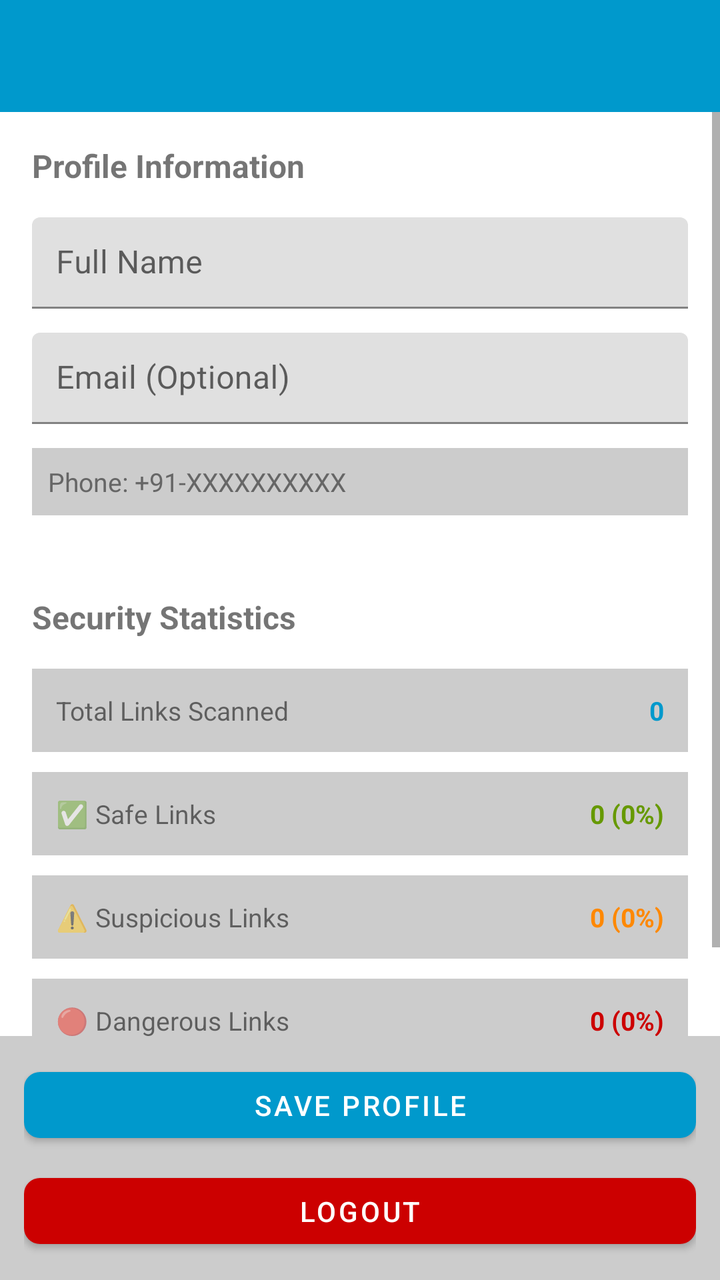
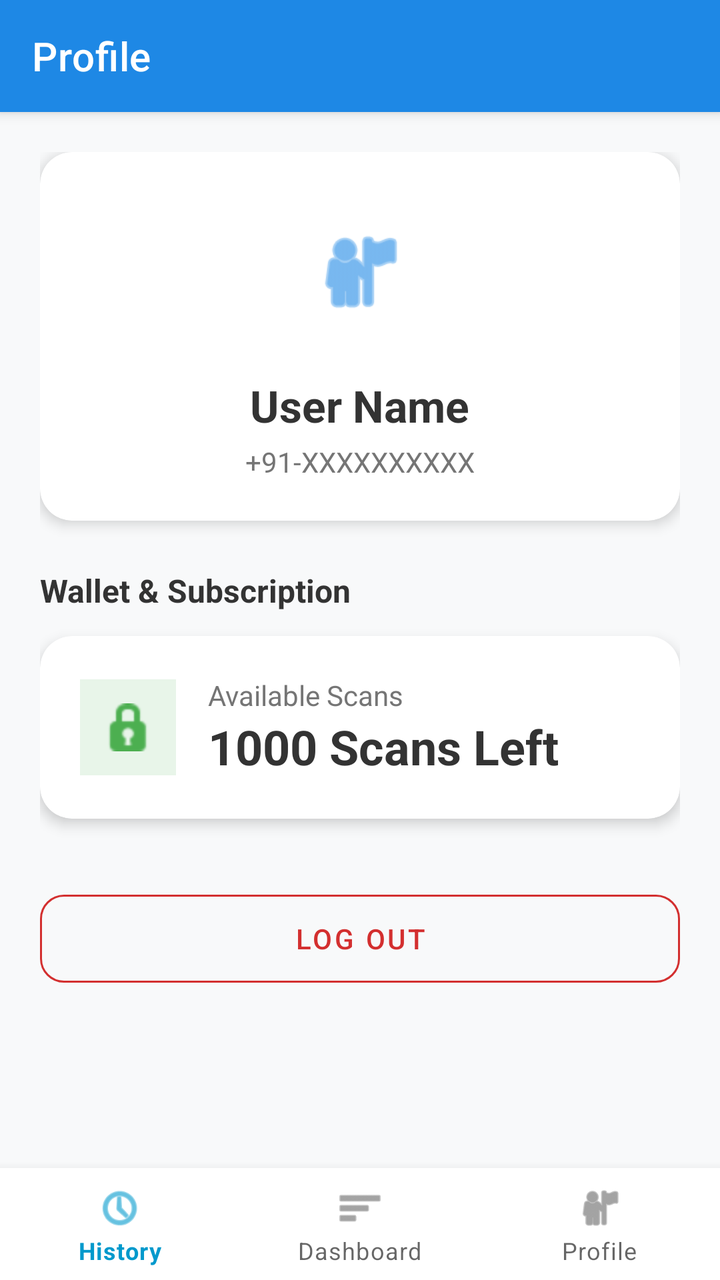

Compare the two renders of this Android layout. The source of the first and the diff that turns it into the second are given below.
<!-- AndroidManifest.xml: activity theme Theme.TrustShield -->
<!-- res/layout/activity_profile.xml -->
<?xml version="1.0" encoding="utf-8"?>
<LinearLayout xmlns:android="http://schemas.android.com/apk/res/android"
    xmlns:app="http://schemas.android.com/apk/res-auto"
    android:layout_width="match_parent"
    android:layout_height="match_parent"
    android:orientation="vertical"
    android:background="@android:color/white">

    <androidx.appcompat.widget.Toolbar
        android:id="@+id/toolbar"
        android:layout_width="match_parent"
        android:layout_height="?attr/actionBarSize"
        android:background="@android:color/holo_blue_dark"
        app:titleTextColor="@android:color/white" />

    <ProgressBar
        android:id="@+id/progress_bar"
        android:layout_width="wrap_content"
        android:layout_height="wrap_content"
        android:layout_gravity="center"
        android:visibility="gone" />

    <ScrollView
        android:layout_width="match_parent"
        android:layout_height="0dp"
        android:layout_weight="1">

        <LinearLayout
            android:layout_width="match_parent"
            android:layout_height="wrap_content"
            android:orientation="vertical"
            android:padding="16dp">

            
            <TextView
                android:layout_width="match_parent"
                android:layout_height="wrap_content"
                android:text="Profile Information"
                android:textSize="16sp"
                android:textStyle="bold"
                android:layout_marginBottom="15dp" />

            <com.google.android.material.textfield.TextInputLayout
                android:layout_width="match_parent"
                android:layout_height="wrap_content"
                android:layout_marginBottom="12dp"
                android:hint="Full Name">

                <com.google.android.material.textfield.TextInputEditText
                    android:id="@+id/et_name"
                    android:layout_width="match_parent"
                    android:layout_height="wrap_content"
                    android:inputType="text"
                    android:padding="12dp" />

            </com.google.android.material.textfield.TextInputLayout>

            <com.google.android.material.textfield.TextInputLayout
                android:layout_width="match_parent"
                android:layout_height="wrap_content"
                android:layout_marginBottom="12dp"
                android:hint="Email (Optional)">

                <com.google.android.material.textfield.TextInputEditText
                    android:id="@+id/et_email"
                    android:layout_width="match_parent"
                    android:layout_height="wrap_content"
                    android:inputType="textEmailAddress"
                    android:padding="12dp" />

            </com.google.android.material.textfield.TextInputLayout>

            <TextView
                android:id="@+id/tv_phone"
                android:layout_width="match_parent"
                android:layout_height="wrap_content"
                android:text="Phone: +91-XXXXXXXXXX"
                android:textSize="13sp"
                android:textColor="@color/darker_gray"
                android:padding="8dp"
                android:layout_marginBottom="20dp"
                android:background="@color/lighter_gray" />

            
            <TextView
                android:layout_width="match_parent"
                android:layout_height="wrap_content"
                android:text="Security Statistics"
                android:textSize="16sp"
                android:textStyle="bold"
                android:layout_marginBottom="15dp"
                android:layout_marginTop="20dp" />

            
            <LinearLayout
                android:layout_width="match_parent"
                android:layout_height="wrap_content"
                android:orientation="horizontal"
                android:padding="12dp"
                android:background="@color/lighter_gray"
                android:layout_marginBottom="10dp">

                <TextView
                    android:layout_width="0dp"
                    android:layout_height="wrap_content"
                    android:layout_weight="1"
                    android:text="Total Links Scanned"
                    android:textSize="13sp" />

                <TextView
                    android:id="@+id/tv_total_scans"
                    android:layout_width="wrap_content"
                    android:layout_height="wrap_content"
                    android:text="0"
                    android:textSize="13sp"
                    android:textStyle="bold"
                    android:textColor="@android:color/holo_blue_dark" />

            </LinearLayout>

            
            <LinearLayout
                android:layout_width="match_parent"
                android:layout_height="wrap_content"
                android:orientation="horizontal"
                android:padding="12dp"
                android:background="@color/lighter_gray"
                android:layout_marginBottom="10dp">

                <TextView
                    android:layout_width="0dp"
                    android:layout_height="wrap_content"
                    android:layout_weight="1"
                    android:text="✅ Safe Links"
                    android:textSize="13sp" />

                <TextView
                    android:id="@+id/tv_safe_links"
                    android:layout_width="wrap_content"
                    android:layout_height="wrap_content"
                    android:text="0 (0%)"
                    android:textSize="13sp"
                    android:textStyle="bold"
                    android:textColor="@android:color/holo_green_dark" />

            </LinearLayout>

            
            <LinearLayout
                android:layout_width="match_parent"
                android:layout_height="wrap_content"
                android:orientation="horizontal"
                android:padding="12dp"
                android:background="@color/lighter_gray"
                android:layout_marginBottom="10dp">

                <TextView
                    android:layout_width="0dp"
                    android:layout_height="wrap_content"
                    android:layout_weight="1"
                    android:text="⚠️ Suspicious Links"
                    android:textSize="13sp" />

                <TextView
                    android:id="@+id/tv_suspicious_links"
                    android:layout_width="wrap_content"
                    android:layout_height="wrap_content"
                    android:text="0 (0%)"
                    android:textSize="13sp"
                    android:textStyle="bold"
                    android:textColor="@android:color/holo_orange_dark" />

            </LinearLayout>

            
            <LinearLayout
                android:layout_width="match_parent"
                android:layout_height="wrap_content"
                android:orientation="horizontal"
                android:padding="12dp"
                android:background="@color/lighter_gray"
                android:layout_marginBottom="20dp">

                <TextView
                    android:layout_width="0dp"
                    android:layout_height="wrap_content"
                    android:layout_weight="1"
                    android:text="🔴 Dangerous Links"
                    android:textSize="13sp" />

                <TextView
                    android:id="@+id/tv_dangerous_links"
                    android:layout_width="wrap_content"
                    android:layout_height="wrap_content"
                    android:text="0 (0%)"
                    android:textSize="13sp"
                    android:textStyle="bold"
                    android:textColor="@android:color/holo_red_dark" />

            </LinearLayout>

        </LinearLayout>

    </ScrollView>

    
    <LinearLayout
        android:layout_width="match_parent"
        android:layout_height="wrap_content"
        android:orientation="vertical"
        android:padding="12dp"
        android:background="@color/lighter_gray">

        <com.google.android.material.button.MaterialButton
            android:id="@+id/btn_save_profile"
            android:layout_width="match_parent"
            android:layout_height="45dp"
            android:text="Save Profile"
            android:textSize="14sp"
            android:layout_marginBottom="8dp"
            app:cornerRadius="8dp"
            app:backgroundTint="@android:color/holo_blue_dark" />

        <com.google.android.material.button.MaterialButton
            android:id="@+id/btn_logout"
            android:layout_width="match_parent"
            android:layout_height="45dp"
            android:text="Logout"
            android:textSize="14sp"
            app:cornerRadius="8dp"
            app:backgroundTint="@android:color/holo_red_dark" />

    </LinearLayout>

</LinearLayout>
<!-- resources referenced by this layout -->
<resources>
  <color name="darker_gray">#FF666666</color>
  <color name="lighter_gray">#FFCCCCCC</color>
  <style name="Theme.TrustShield" parent="Theme.MaterialComponents.Light.NoActionBar">
          <item name="colorPrimary">@android:color/holo_blue_dark</item>
          <item name="colorPrimaryVariant">@android:color/holo_blue_dark</item>
          <item name="colorSecondary">@android:color/holo_blue_bright</item>
          <item name="colorSecondaryVariant">@android:color/holo_blue_bright</item>
          <item name="colorError">#B00020</item>
          <item name="colorSurface">#FFFFFF</item>
          <item name="colorOnPrimary">#FFFFFF</item>
          <item name="colorOnSecondary">#FFFFFF</item>
          <item name="colorOnError">#FFFFFF</item>
          <item name="colorOnSurface">#000000</item>
      </style>
</resources>

<!-- the commit's change to res/layout/activity_profile.xml (unified diff, before → after) -->
@@ -1,235 +1,179 @@
 <?xml version="1.0" encoding="utf-8"?>
-<LinearLayout xmlns:android="http://schemas.android.com/apk/res/android"
+<androidx.coordinatorlayout.widget.CoordinatorLayout xmlns:android="http://schemas.android.com/apk/res/android"
     xmlns:app="http://schemas.android.com/apk/res-auto"
     android:layout_width="match_parent"
     android:layout_height="match_parent"
-    android:orientation="vertical"
-    android:background="@android:color/white">
+    android:background="#F8F9FA">
 
-    <androidx.appcompat.widget.Toolbar
-        android:id="@+id/toolbar"
+    <com.google.android.material.appbar.AppBarLayout
         android:layout_width="match_parent"
-        android:layout_height="?attr/actionBarSize"
-        android:background="@android:color/holo_blue_dark"
-        app:titleTextColor="@android:color/white" />
+        android:layout_height="wrap_content"
+        android:background="#1E88E5">
 
-    <ProgressBar
-        android:id="@+id/progress_bar"
-        android:layout_width="wrap_content"
-        android:layout_height="wrap_content"
-        android:layout_gravity="center"
-        android:visibility="gone" />
+        <androidx.appcompat.widget.Toolbar
+            android:id="@+id/toolbar"
+            android:layout_width="match_parent"
+            android:layout_height="?attr/actionBarSize"
+            app:title="Profile"
+            app:titleTextColor="@android:color/white" />
+    </com.google.android.material.appbar.AppBarLayout>
 
     <ScrollView
         android:layout_width="match_parent"
-        android:layout_height="0dp"
-        android:layout_weight="1">
+        android:layout_height="match_parent"
+        app:layout_behavior="@string/appbar_scrolling_view_behavior">
 
         <LinearLayout
             android:layout_width="match_parent"
             android:layout_height="wrap_content"
             android:orientation="vertical"
-            android:padding="16dp">
+            android:padding="20dp"
+            android:paddingBottom="100dp">
+
+            
+            <com.google.android.material.card.MaterialCardView
+                android:layout_width="match_parent"
+                android:layout_height="wrap_content"
+                android:layout_marginBottom="24dp"
+                app:cardCornerRadius="16dp"
+                app:cardElevation="4dp"
+                app:cardBackgroundColor="@android:color/white">
+
+                <LinearLayout
+                    android:layout_width="match_parent"
+                    android:layout_height="wrap_content"
+                    android:orientation="vertical"
+                    android:padding="20dp"
+                    android:gravity="center">
+
+                    <ImageView
+                        android:layout_width="80dp"
+                        android:layout_height="80dp"
+                        android:src="@android:drawable/ic_menu_myplaces"
+                        app:tint="#1E88E5"
+                        android:padding="16dp" />
+
+                    <TextView
+                        android:id="@+id/tv_name"
+                        android:layout_width="wrap_content"
+                        android:layout_height="wrap_content"
+                        android:text="User Name"
+                        android:textSize="22sp"
+                        android:textStyle="bold"
+                        android:textColor="#333333"
+                        android:layout_marginTop="12dp" />
+
+                    <TextView
+                        android:id="@+id/tv_phone"
+                        android:layout_width="wrap_content"
+                        android:layout_height="wrap_content"
+                        android:text="+91-XXXXXXXXXX"
+                        android:textSize="14sp"
+                        android:textColor="#757575"
+                        android:layout_marginTop="4dp" />
+                </LinearLayout>
+            </com.google.android.material.card.MaterialCardView>
 
             
             <TextView
                 android:layout_width="match_parent"
                 android:layout_height="wrap_content"
-                android:text="Profile Information"
+                android:text="Wallet &amp; Subscription"
                 android:textSize="16sp"
                 android:textStyle="bold"
-                android:layout_marginBottom="15dp" />
+                android:textColor="#333333"
+                android:layout_marginBottom="12dp" />
 
-            <com.google.android.material.textfield.TextInputLayout
+            <com.google.android.material.card.MaterialCardView
                 android:layout_width="match_parent"
                 android:layout_height="wrap_content"
-                android:layout_marginBottom="12dp"
-                android:hint="Full Name">
+                android:layout_marginBottom="32dp"
+                app:cardCornerRadius="16dp"
+                app:cardElevation="4dp"
+                app:cardBackgroundColor="@android:color/white">
 
-                <com.google.android.material.textfield.TextInputEditText
-                    android:id="@+id/et_name"
+                <LinearLayout
                     android:layout_width="match_parent"
                     android:layout_height="wrap_content"
-                    android:inputType="text"
-                    android:padding="12dp" />
-
-            </com.google.android.material.textfield.TextInputLayout>
-
-            <com.google.android.material.textfield.TextInputLayout
-                android:layout_width="match_parent"
-                android:layout_height="wrap_content"
-                android:layout_marginBottom="12dp"
-                android:hint="Email (Optional)">
-
-                <com.google.android.material.textfield.TextInputEditText
-                    android:id="@+id/et_email"
-                    android:layout_width="match_parent"
-                    android:layout_height="wrap_content"
-                    android:inputType="textEmailAddress"
-                    android:padding="12dp" />
-
-            </com.google.android.material.textfield.TextInputLayout>
-
-            <TextView
-                android:id="@+id/tv_phone"
-                android:layout_width="match_parent"
-                android:layout_height="wrap_content"
-                android:text="Phone: +91-XXXXXXXXXX"
-                android:textSize="13sp"
-                android:textColor="@color/darker_gray"
-                android:padding="8dp"
-                android:layout_marginBottom="20dp"
-                android:background="@color/lighter_gray" />
+                    android:orientation="horizontal"
+                    android:gravity="center_vertical"
+                    android:padding="20dp">
+                    
+                    <ImageView
+                        android:layout_width="48dp"
+                        android:layout_height="48dp"
+                        android:src="@android:drawable/ic_secure"
+                        app:tint="#4CAF50"
+                        android:background="#E8F5E9"
+                        android:padding="12dp" />
+                        
+                    <LinearLayout
+                        android:layout_width="0dp"
+                        android:layout_height="wrap_content"
+                        android:layout_weight="1"
+                        android:layout_marginStart="16dp"
+                        android:orientation="vertical">
+                        
+                        <TextView
+                            android:layout_width="wrap_content"
+                            android:layout_height="wrap_content"
+                            android:text="Available Scans"
+                            android:textSize="14sp"
+                            android:textColor="#757575" />
+                            
+                        <TextView
+                            android:id="@+id/tv_wallet_balance"
+                            android:layout_width="wrap_content"
+                            android:layout_height="wrap_content"
+                            android:text="1000 Scans Left"
+                            android:textSize="24sp"
+                            android:textStyle="bold"
+                            android:textColor="#333333" />
+                    </LinearLayout>
+                </LinearLayout>
+            </com.google.android.material.card.MaterialCardView>
 
             
-            <TextView
+            <com.google.android.material.button.MaterialButton
+                android:id="@+id/btn_logout"
+                style="@style/Widget.MaterialComponents.Button.OutlinedButton"
                 android:layout_width="match_parent"
-                android:layout_height="wrap_content"
-                android:text="Security Statistics"
-                android:textSize="16sp"
-                android:textStyle="bold"
-                android:layout_marginBottom="15dp"
-                android:layout_marginTop="20dp" />
-
-            
-            <LinearLayout
-                android:layout_width="match_parent"
-                android:layout_height="wrap_content"
-                android:orientation="horizontal"
-                android:padding="12dp"
-                android:background="@color/lighter_gray"
-                android:layout_marginBottom="10dp">
-
-                <TextView
-                    android:layout_width="0dp"
-                    android:layout_height="wrap_content"
-                    android:layout_weight="1"
-                    android:text="Total Links Scanned"
-                    android:textSize="13sp" />
-
-                <TextView
-                    android:id="@+id/tv_total_scans"
-                    android:layout_width="wrap_content"
-                    android:layout_height="wrap_content"
-                    android:text="0"
-                    android:textSize="13sp"
-                    android:textStyle="bold"
-                    android:textColor="@android:color/holo_blue_dark" />
-
-            </LinearLayout>
-
-            
-            <LinearLayout
-                android:layout_width="match_parent"
-                android:layout_height="wrap_content"
-                android:orientation="horizontal"
-                android:padding="12dp"
-                android:background="@color/lighter_gray"
-                android:layout_marginBottom="10dp">
-
-                <TextView
-                    android:layout_width="0dp"
-                    android:layout_height="wrap_content"
-                    android:layout_weight="1"
-                    android:text="✅ Safe Links"
-                    android:textSize="13sp" />
-
-                <TextView
-                    android:id="@+id/tv_safe_links"
-                    android:layout_width="wrap_content"
-                    android:layout_height="wrap_content"
-                    android:text="0 (0%)"
-                    android:textSize="13sp"
-                    android:textStyle="bold"
-                    android:textColor="@android:color/holo_green_dark" />
-
-            </LinearLayout>
-
-            
-            <LinearLayout
-                android:layout_width="match_parent"
-                android:layout_height="wrap_content"
-                android:orientation="horizontal"
-                android:padding="12dp"
-                android:background="@color/lighter_gray"
-                android:layout_marginBottom="10dp">
-
-                <TextView
-                    android:layout_width="0dp"
-                    android:layout_height="wrap_content"
-                    android:layout_weight="1"
-                    android:text="⚠️ Suspicious Links"
-                    android:textSize="13sp" />
-
-                <TextView
-                    android:id="@+id/tv_suspicious_links"
-                    android:layout_width="wrap_content"
-                    android:layout_height="wrap_content"
-                    android:text="0 (0%)"
-                    android:textSize="13sp"
-                    android:textStyle="bold"
-                    android:textColor="@android:color/holo_orange_dark" />
-
-            </LinearLayout>
-
-            
-            <LinearLayout
-                android:layout_width="match_parent"
-                android:layout_height="wrap_content"
-                android:orientation="horizontal"
-                android:padding="12dp"
-                android:background="@color/lighter_gray"
-                android:layout_marginBottom="20dp">
-
-                <TextView
-                    android:layout_width="0dp"
-                    android:layout_height="wrap_content"
-                    android:layout_weight="1"
-                    android:text="🔴 Dangerous Links"
-                    android:textSize="13sp" />
-
-                <TextView
-                    android:id="@+id/tv_dangerous_links"
-                    android:layout_width="wrap_content"
-                    android:layout_height="wrap_content"
-                    android:text="0 (0%)"
-                    android:textSize="13sp"
-                    android:textStyle="bold"
-                    android:textColor="@android:color/holo_red_dark" />
-
-            </LinearLayout>
+                android:layout_height="56dp"
+                android:text="Log Out"
+                android:textColor="#D32F2F"
+                app:strokeColor="#D32F2F"
+                app:cornerRadius="12dp"
+                android:layout_marginBottom="32dp" />
 
         </LinearLayout>
-
     </ScrollView>
 
     
-    <LinearLayout
+    <com.google.android.material.bottomnavigation.BottomNavigationView
+        android:id="@+id/bottom_navigation"
         android:layout_width="match_parent"
         android:layout_height="wrap_content"
-        android:orientation="vertical"
-        android:padding="12dp"
-        android:background="@color/lighter_gray">
+        android:layout_gravity="bottom"
+        android:background="@android:color/white"
+        app:elevation="8dp"
+        app:menu="@menu/bottom_nav_menu" />
 
-        <com.google.android.material.button.MaterialButton
-            android:id="@+id/btn_save_profile"
-            android:layout_width="match_parent"
-            android:layout_height="45dp"
-            android:text="Save Profile"
-            android:textSize="14sp"
-            android:layout_marginBottom="8dp"
-            app:cornerRadius="8dp"
-            app:backgroundTint="@android:color/holo_blue_dark" />
+    
+    <FrameLayout
+        android:id="@+id/progress_overlay"
+        android:layout_width="match_parent"
+        android:layout_height="match_parent"
+        android:background="#80FFFFFF"
+        android:visibility="gone"
+        android:clickable="true"
+        android:focusable="true">
+        
+        <ProgressBar
+            android:id="@+id/progress_bar"
+            android:layout_width="48dp"
+            android:layout_height="48dp"
+            android:layout_gravity="center"
+            android:indeterminateTint="#1E88E5" />
+    </FrameLayout>
 
-        <com.google.android.material.button.MaterialButton
-            android:id="@+id/btn_logout"
-            android:layout_width="match_parent"
-            android:layout_height="45dp"
-            android:text="Logout"
-            android:textSize="14sp"
-            app:cornerRadius="8dp"
-            app:backgroundTint="@android:color/holo_red_dark" />
-
-    </LinearLayout>
-
-</LinearLayout>
+</androidx.coordinatorlayout.widget.CoordinatorLayout>
<!-- resource entries referenced after the edit -->
@@ -1,7 +1,5 @@
 <!-- resources referenced by this layout -->
 <resources>
-  <color name="darker_gray">#FF666666</color>
-  <color name="lighter_gray">#FFCCCCCC</color>
   <style name="Theme.TrustShield" parent="Theme.MaterialComponents.Light.NoActionBar">
           <item name="colorPrimary">@android:color/holo_blue_dark</item>
           <item name="colorPrimaryVariant">@android:color/holo_blue_dark</item>
